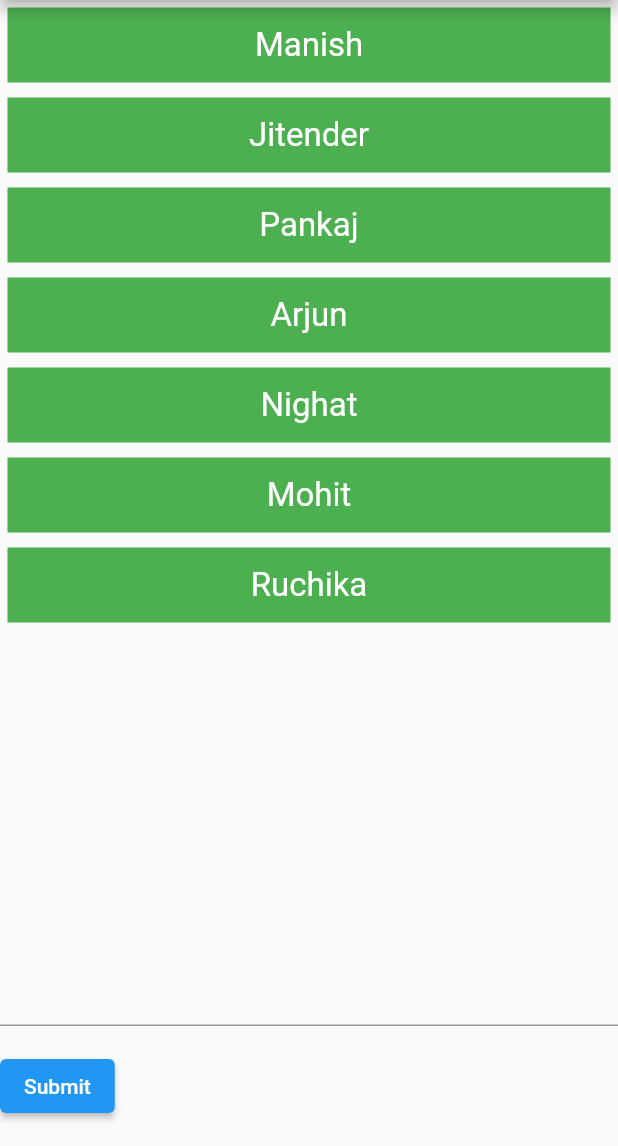
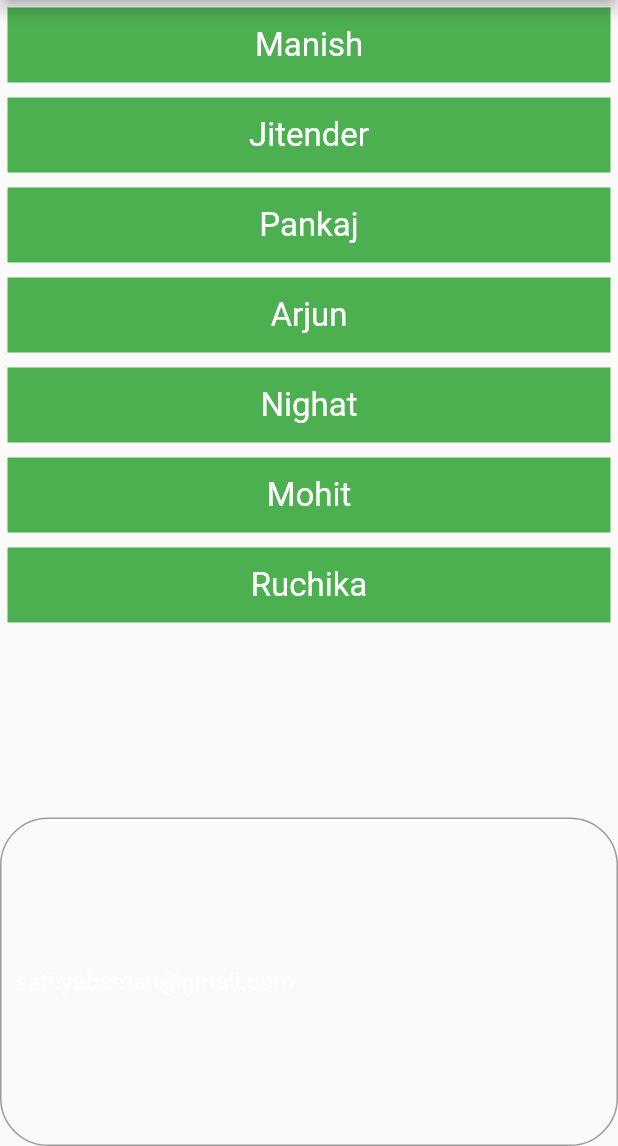
Before and after one commit to arjun-doel/first_flutter_app, a Flutter app: the screen it shows after launch, on a phone screen of 412 x 824 dp, the part 90-1236 px from its top. Run offline on Flutter 3.47's test engine with Material 2 defaults, Android fonts, the phone set to English and light mode, and no system bars.

Commit message:
proper layout

```diff
--- a/lib/main.dart
+++ b/lib/main.dart
@@ -70,37 +70,16 @@ class MyCustomFormState extends State<MyCustomForm> {
   @override
   Widget build(BuildContext context) {
     // Build a Form widget using the _formKey created above.
-    return Form(
-      key: _formKey,
-      child: Column(
-        crossAxisAlignment: CrossAxisAlignment.start,
-        children: [
-          TextFormField(
-            // The validator receives the text that the user has entered.
-            validator: (value) {
-              if (value == null || value.isEmpty) {
-                return 'Please enter some text';
-              }
-              return null;
-            },
-          ),
-          Padding(
-            padding: const EdgeInsets.symmetric(vertical: 16.0),
-            child: ElevatedButton(
-              onPressed: () {
-                // Validate returns true if the form is valid, or false otherwise.
-                if (_formKey.currentState!.validate()) {
-                  // If the form is valid, display a snackbar. In the real world,
-                  // you'd often call a server or save the information in a database.
-                  ScaffoldMessenger.of(context).showSnackBar(
-                    const SnackBar(content: Text('Processing Data')),
-                  );
-                }
-              },
-              child: const Text('Submit'),
-            ),
-          ),
-        ],
+    return TextFormField(
+      keyboardType: TextInputType.emailAddress,
+      autofocus: false,
+      initialValue: 'sathyabaman@gmail.com',
+      style: new TextStyle(fontWeight: FontWeight.normal, color: Colors.white),
+      decoration: InputDecoration(
+        hintText: 'Email',
+        contentPadding:
+            new EdgeInsets.symmetric(vertical: 100.0, horizontal: 10.0),
+        border: OutlineInputBorder(borderRadius: BorderRadius.circular(32.0)),
       ),
     );
   }
```
